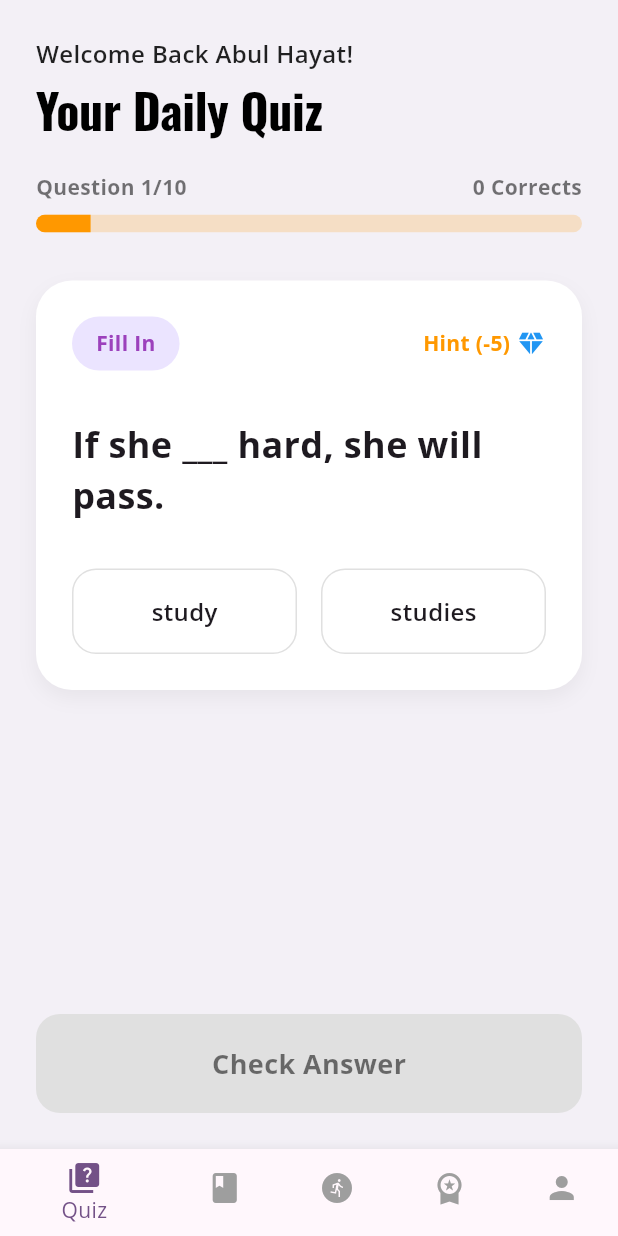
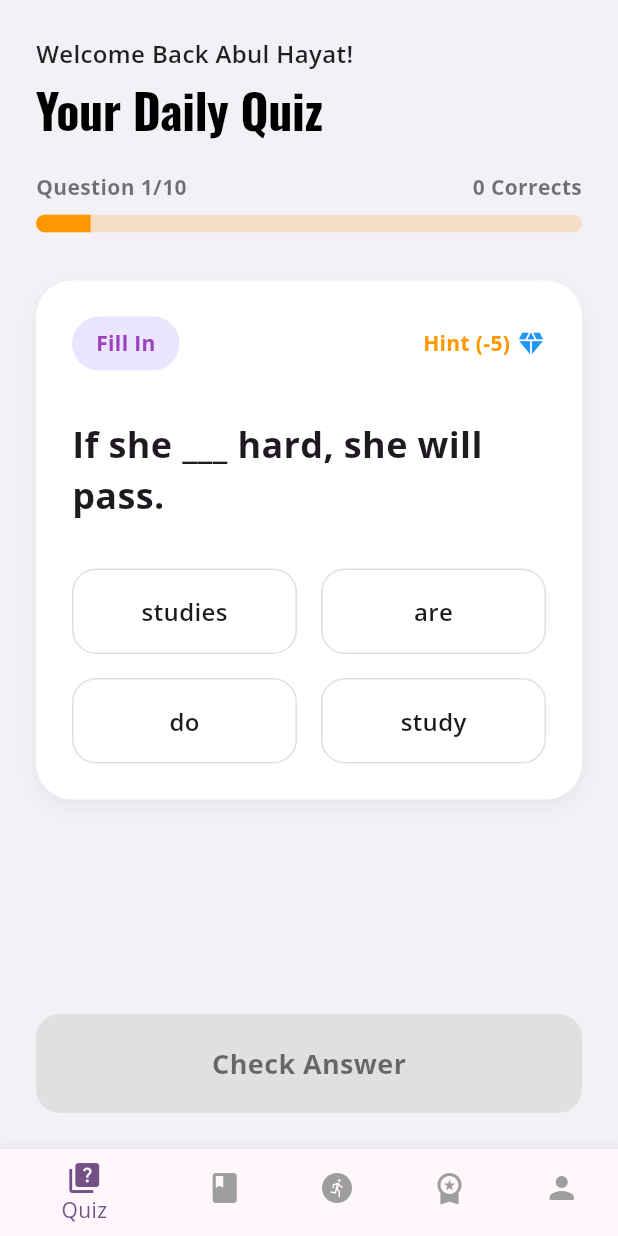
Before and after one commit to Omar-webcloud/Syntaxa-android, a Flutter app: the screen it shows after launch, on a phone screen of 412 x 824 dp. Run offline on Flutter 3.47's test engine with Material 3 defaults, Android fonts, the phone set to English and light mode, and no system bars; our stand-ins replace audioplayers, flutter_tts, google_fonts.

Commit message:
quiz and practice option fix

```diff
--- a/lib/screens/quiz_screen.dart
+++ b/lib/screens/quiz_screen.dart
@@ -72,13 +72,37 @@ class _QuizScreenState extends State<QuizScreen> {
     });
   }
 
-  List<String> _getOptions(String question) {
+  List<String> _getOptions(String question, String answer) {
+    // 1. First, check if there are explicit options grouped in parentheses like (is/are)
     final regex = RegExp(r'\(([^)]+)\)');
     final match = regex.firstMatch(question);
+
+    List<String> foundOptions = [];
     if (match != null) {
-      return match.group(1)!.split('/');
+      foundOptions = match.group(1)!.split('/').map((s) => s.trim()).toList();
     }
-    return ['yes', 'no'];
+
+    // 2. Ensure the correct answer is always safely in the pool
+    if (!foundOptions.contains(answer)) {
+      foundOptions.add(answer);
+    }
+
+    // 3. To guarantee EXACTLY 4 options, pad it with logical distractors.
+    final genericDistractors = ['is', 'are', 'am', 'was', 'were', 'has', 'have', 'had', 'do', 'does', 'did', 'to', 'for', 'of', 'in', 'on', 'at', 'by', 'with', 'goes', 'went', 'gone', 'playing', 'played', 'play'];
+
+    // Remove correct answer or existing options from distractors, shuffle, and add until we hit 4.
+    genericDistractors.shuffle();
+    for (String dist in genericDistractors) {
+      if (foundOptions.length >= 4) break;
+      if (!foundOptions.contains(dist) && dist != answer) {
+        foundOptions.add(dist);
+      }
+    }
+
+    // Only take exactly 4 options safely, and shuffle them so answer isn't predictable.
+    final finalOptions = foundOptions.take(4).toList();
+    finalOptions.shuffle();
+    return finalOptions;
   }
 
   String _cleanQuestion(String question) {
@@ -93,7 +117,7 @@ class _QuizScreenState extends State<QuizScreen> {
     if (_questions.isEmpty) return const Scaffold(body: Center(child: CircularProgressIndicator()));
     final currentQ = _questions[_currentIndex];
     final cleanQ = _cleanQuestion(currentQ['question']);
-    final options = _getOptions(currentQ['question']);
+    final options = _getOptions(currentQ['question'], currentQ['answer']);
 
     return Scaffold(
       backgroundColor: const Color(0xFFF3F0F6),
```
Also changed, not shown: lib/screens/practice_screen.dart (+28 -2 lines).
